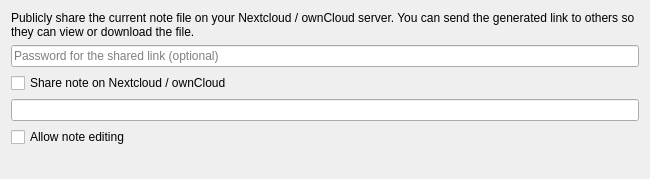
Above: src/dialogs/sharedialog.ui from pbek/QOwnNotes before the change. Below: the same form after it.
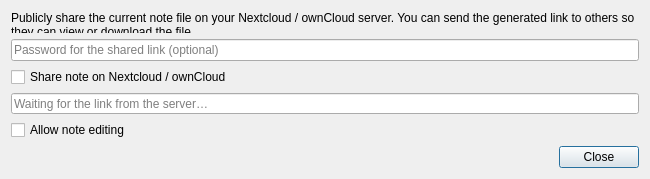
That is the form after the change. Icons and pictures are not drawn.

Commit message: sharedialog: add link actions and a close button

```diff
--- a/src/dialogs/sharedialog.ui
+++ b/src/dialogs/sharedialog.ui
@@ -42,6 +42,9 @@
      <property name="toolTip">
       <string>The public url of your note</string>
      </property>
+     <property name="placeholderText">
+      <string>Waiting for the link from the server…</string>
+     </property>
      <property name="readOnly">
       <bool>true</bool>
      </property>
@@ -67,6 +70,13 @@
      </property>
     </widget>
    </item>
+   <item row="6" column="0">
+    <widget class="QDialogButtonBox" name="buttonBox">
+     <property name="standardButtons">
+      <set>QDialogButtonBox::Close</set>
+     </property>
+    </widget>
+   </item>
    <item row="5" column="0">
     <spacer name="verticalSpacer">
      <property name="orientation">
```
Left out of the diff: 9 changed lines with no effect on the pictures. The commit also changes 2 other files.
